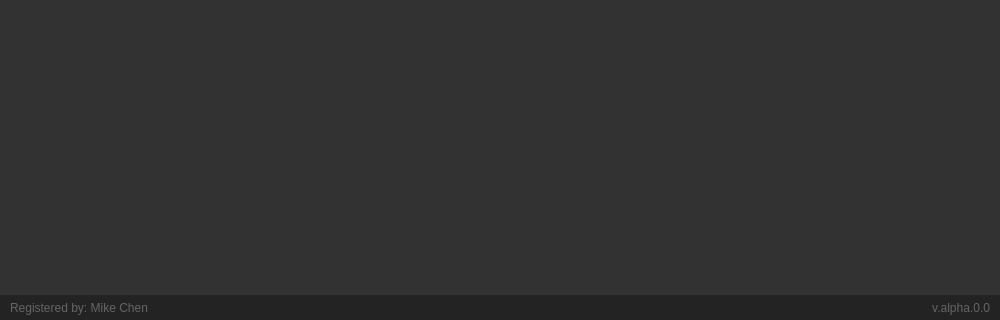
The window that user_interface/form/ui_main.ui (mmiikeke/Lane_Detection) describes before a commit, drawn with Qt 5; both pictures show x 0 to 1000 and y 180 to 500 of the 1000 by 500 pixel window.
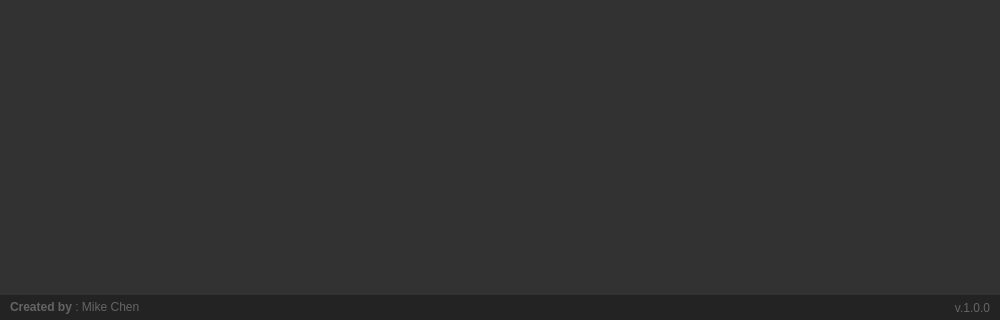
The same window after the commit.

```diff
--- a/user_interface/form/ui_main.ui
+++ b/user_interface/form/ui_main.ui
@@ -124,7 +124,7 @@
           <string notr="true">color: rgb(100, 100, 100);</string>
          </property>
          <property name="text">
-          <string>Registered by: Mike Chen</string>
+          <string>&lt;strong&gt;Created by&lt;/strong&gt; : Mike Chen</string>
          </property>
         </widget>
        </item>
@@ -151,7 +151,7 @@
           <string notr="true">color: rgb(100, 100, 100);</string>
          </property>
          <property name="text">
-          <string>v.alpha.0.0</string>
+          <string>v.1.0.0</string>
          </property>
          <property name="alignment">
           <set>Qt::AlignRight|Qt::AlignTrailing|Qt::AlignVCenter</set>
```
